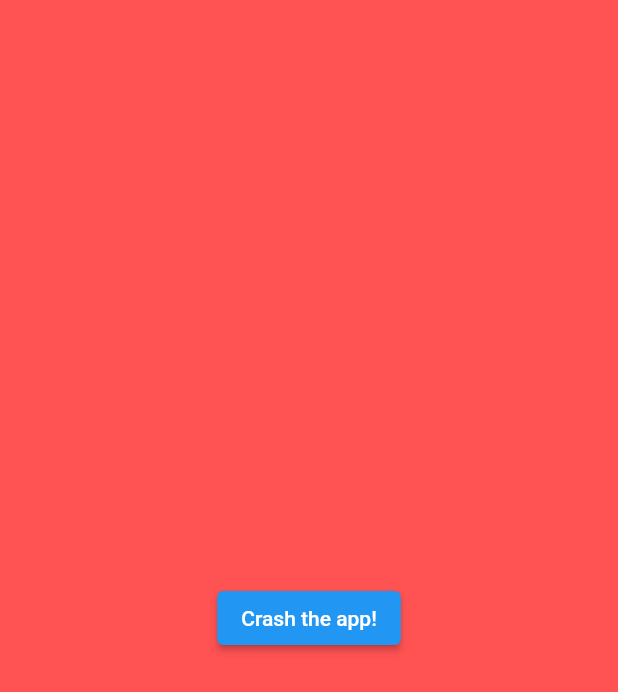
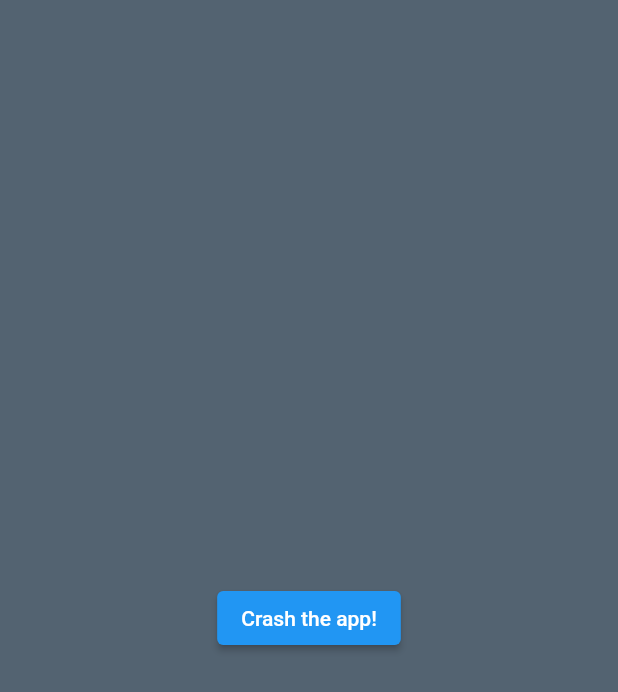
Before and after one commit to taxbwithu/fluteronimo, a Flutter app: the screen it shows after launch, on a phone screen of 412 x 824 dp. Shown: the top 692 px of the screen. Run offline on Flutter 3.47's test engine with Material 2 defaults, Android fonts, the light colour scheme and no system bars; our stand-ins replace auto_route, firebase_core, firebase_crashlytics; accounts and stored records are empty.

Commit message:
Colors generation (flutter_gen)

```diff
--- a/lib/feature/home/view/home_screen.dart
+++ b/lib/feature/home/view/home_screen.dart
@@ -1,5 +1,6 @@
 import 'package:firebase_crashlytics/firebase_crashlytics.dart';
 import 'package:flutter/material.dart';
+import 'package:flutteronimo/gen/colors.gen.dart';
 
 class HomeScreen extends StatefulWidget {
   const HomeScreen({Key? key}) : super(key: key);
@@ -12,11 +13,12 @@ class _HomeScreenState extends State<HomeScreen> {
   @override
   Widget build(BuildContext context) {
     return Scaffold(
+      backgroundColor: ColorName.safeAreaDark,
       body: SafeArea(
         child: Container(
           width: double.infinity,
           height: double.infinity,
-          color: Colors.redAccent,
+          color: ColorName.primaryDark,
           child: Center(
             child: ElevatedButton(
               onPressed: () {
--- /dev/null
+++ b/lib/gen/colors.gen.dart
@@ -0,0 +1,21 @@
+/// GENERATED CODE - DO NOT MODIFY BY HAND
+/// *****************************************************
+///  FlutterGen
+/// *****************************************************
+
+// coverage:ignore-file
+// ignore_for_file: type=lint
+// ignore_for_file: directives_ordering,unnecessary_import,implicit_dynamic_list_literal
+
+import 'package:flutter/painting.dart';
+import 'package:flutter/material.dart';
+
+class ColorName {
+  ColorName._();
+
+  /// Color: #536371
+  static const Color primaryDark = Color(0xFF536371);
+
+  /// Color: #2E373F
+  static const Color safeAreaDark = Color(0xFF2E373F);
+}
```
Also changed, not shown: pubspec.yaml (+13 -3 lines), pubspec.lock, 1 other file.
